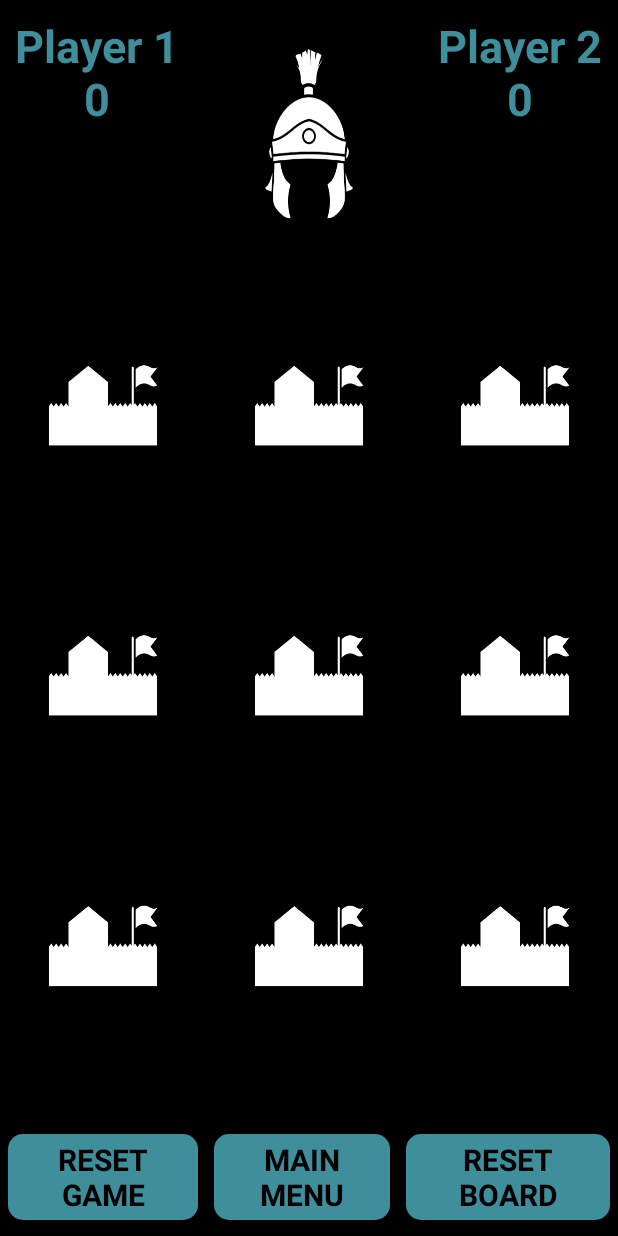
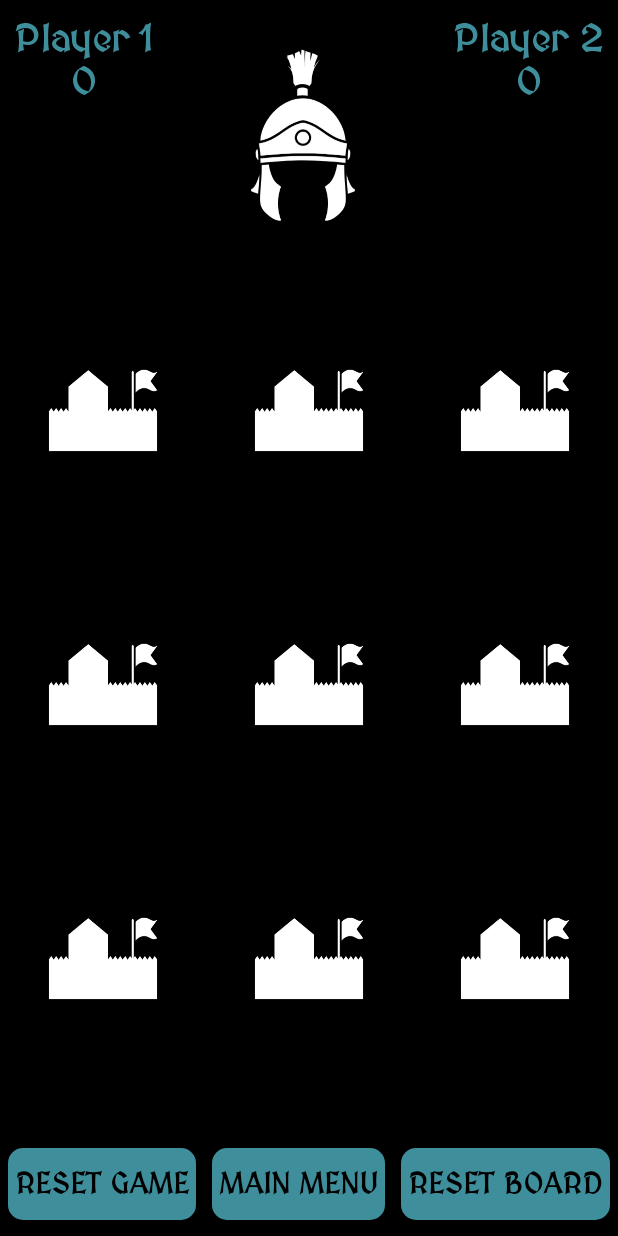
Before and after one commit to Vladeas/TicTacToe_V7, an Android app: the GameActivity screen opened directly, with no data from a screen before it, on a phone screen of 412 x 824 dp. Run offline under Robolectric (Android 15) with nearby library versions, the phone set to English and light mode, and no system bars.

```diff
--- a/app/src/main/res/layout/activity_game.xml
+++ b/app/src/main/res/layout/activity_game.xml
@@ -31,8 +31,8 @@
                 android:layout_width="match_parent"
                 android:layout_height="wrap_content"
                 android:layout_weight="1"
-                android:scaleType="fitStart"
-                android:background="@drawable/roman_helmet_512px_white" />
+                android:background="@drawable/roman_helmet_512px_white"
+                android:scaleType="centerInside" />
 
             <TextView
                 android:id="@+id/textViewPlayerTwo"
--- a/app/src/main/res/layout/activity_settings.xml
+++ b/app/src/main/res/layout/activity_settings.xml
@@ -7,6 +7,7 @@
     tools:context=".SettingsActivity">
 
     <TextView
+        style="@style/TitleText"
         android:layout_width="match_parent"
         android:layout_height="wrap_content"
         android:id="@+id/textViewSettings"
--- a/app/src/main/res/values/styles.xml
+++ b/app/src/main/res/values/styles.xml
@@ -15,6 +15,7 @@
     <style name="TextEntity" parent="TextAppearance.AppCompat">
         <item name="android:textStyle">bold</item>
         <item name="android:textAlignment">center</item>
+        <item name="android:fontFamily">@font/medievalsharp_regular</item>
     </style>
 
 
@@ -50,7 +51,7 @@
 
     <style name="TextViewScoreBoard" parent="TextEntity">
         <item name="android:textColor">@color/colorBlueIsh</item>
-        <item name="android:textSize">30dp</item>
+        <item name="android:textSize">25dp</item>
         <item name="android:padding">10dp</item>
     </style>
 
```
Also changed, not shown: app/src/main/java/com/example/tictactoe_v7/GameActivity.java (+24 -6 lines), app/src/main/res/layout/activity_main.xml (+5 -4 lines), app/src/main/res/drawable/flame_512px_red.png (added), app/src/main/res/font/caesar_dressing_regular.ttf (added), app/src/main/res/font/medievalsharp_regular.ttf (added).
